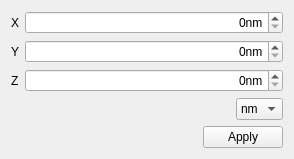
First picture: the form in frontend/sampleEditor.ui, repository FelixdelasPozas/EspINA, before the edit.
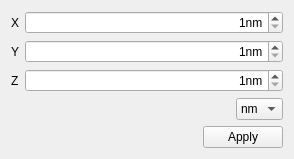
Second picture: the form after the edit.

What changed in the file:
```diff
--- a/frontend/sampleEditor.ui
+++ b/frontend/sampleEditor.ui
@@ -43,6 +43,9 @@
        <property name="prefix">
         <string/>
        </property>
+       <property name="minimum">
+        <number>1</number>
+       </property>
       </widget>
      </item>
     </layout>
@@ -73,6 +76,9 @@
        <property name="suffix">
         <string>nm</string>
        </property>
+       <property name="minimum">
+        <number>1</number>
+       </property>
       </widget>
      </item>
     </layout>
@@ -103,6 +109,9 @@
        <property name="suffix">
         <string>nm</string>
        </property>
+       <property name="minimum">
+        <number>1</number>
+       </property>
       </widget>
      </item>
     </layout>
```
